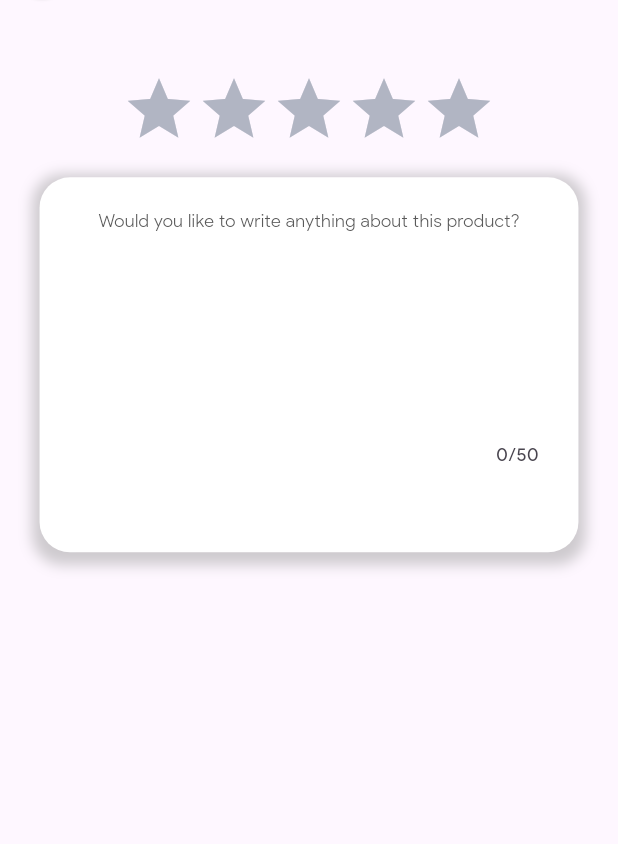
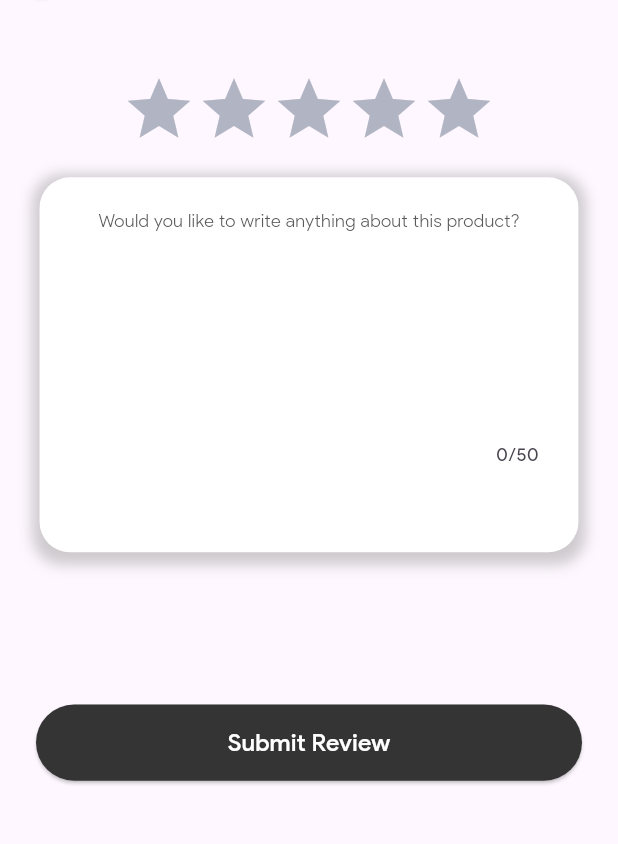
Before and after one commit to KhaledElalfy1/mentorship-ecommerce, a Flutter app: the OrderRateView screen opened by its route, on a phone screen of 412 x 824 dp, the part 73-917 px from its top. Run offline on Flutter 3.47's test engine with Material 3 defaults, Android fonts, the phone set to English and light mode, and no system bars; our stand-ins replace carousel_slider, device_preview, expandable_page_view, flutter_bloc, flutter_rating_bar, flutter_screenutil and 3 more.

Commit message:
- add review SVG and add it to Assets class. - add submet review dialog. - finish order rate screen.

```diff
--- a/lib/core/utils/assets.dart
+++ b/lib/core/utils/assets.dart
@@ -8,6 +8,7 @@ abstract class Assets {
   static const String featuredCardImage = 'assets/images/featured_card_image.png';
   static const String rightArrow = 'assets/icons/right_arrow.svg';
   static const String orderIcon = 'assets/icons/order.svg';
+  static const String orderDone = 'assets/icons/review_done.svg';
   static const String recommendedImage1 = 'assets/images/recommended_image1.png';
   static const String recommendedImage2 = 'assets/images/recommended_image2.png';
   static const String topCollectionImage1 = 'assets/images/top_collection_image1.png';
--- a/lib/features/order_rate/presentation/view/order_rate_view.dart
+++ b/lib/features/order_rate/presentation/view/order_rate_view.dart
@@ -1,8 +1,11 @@
 import 'package:flutter/material.dart';
 import 'package:mentorship_ecommerce/core/utils/widgets/custom_back_button.dart';
 import 'package:flutter_screenutil/flutter_screenutil.dart';
+import 'package:mentorship_ecommerce/core/utils/widgets/custom_button.dart';
 import 'package:mentorship_ecommerce/features/order_rate/presentation/view/widgets/review_container.dart';
 import 'package:mentorship_ecommerce/features/order_rate/presentation/view/widgets/stars_section.dart';
+import 'package:mentorship_ecommerce/features/order_rate/presentation/view/widgets/submet_review_dialog.dart';
+
 class OrderRateView extends StatelessWidget {
   const OrderRateView({super.key});
 
@@ -16,10 +19,25 @@ class OrderRateView extends StatelessWidget {
       ),
       body: ListView(
         children: [
-           SizedBox(height: 40.h),
+          SizedBox(height: 40.h),
           const StarsSection(),
           SizedBox(height: 20.h),
           const ReviewContainer(),
+          SizedBox(height: 100.h),
+          Padding(
+            padding: const EdgeInsets.symmetric(horizontal: 24.0),
+            child: SizedBox(
+              height: 50.h,
+              child: CustomButton(
+                buttonText: 'Submit Review',
+                onPressed: () {
+                  showDialog(
+                      context: context,
+                      builder: (context) =>const SubmitReviewDialog());
+                },
+              ),
+            ),
+          ),
         ],
       ),
     );
```
Also changed, not shown: lib/features/order_rate/presentation/view/widgets/submet_review_dialog.dart (added, +60 -0 lines), assets/icons/review_done.svg (added).
